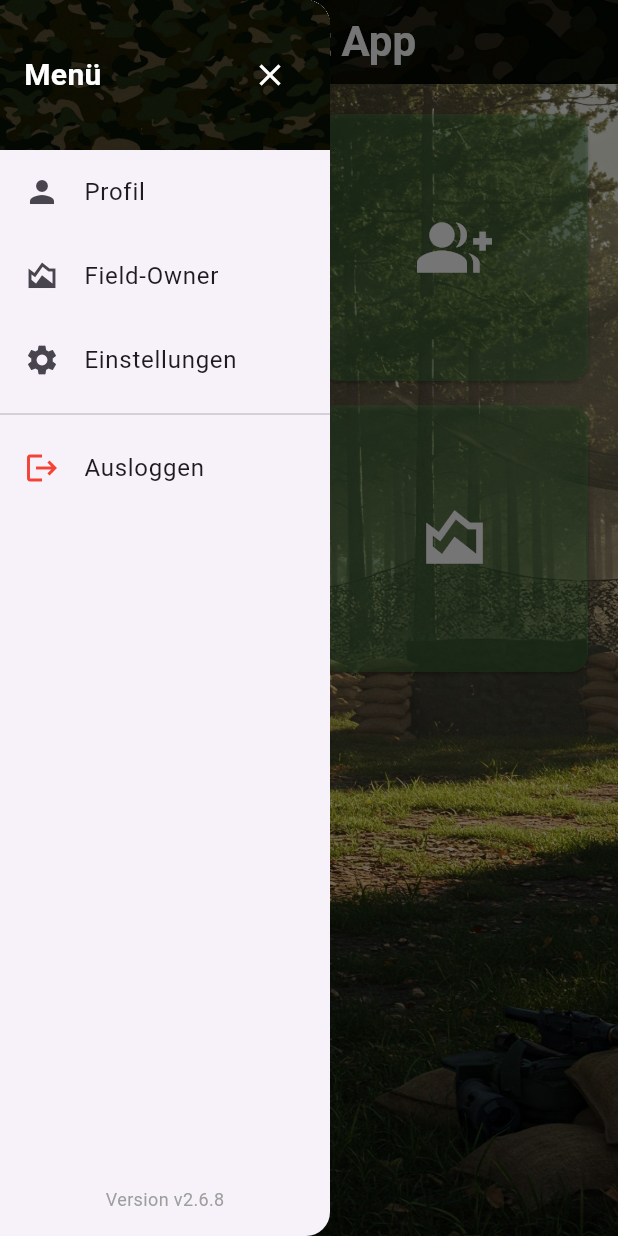
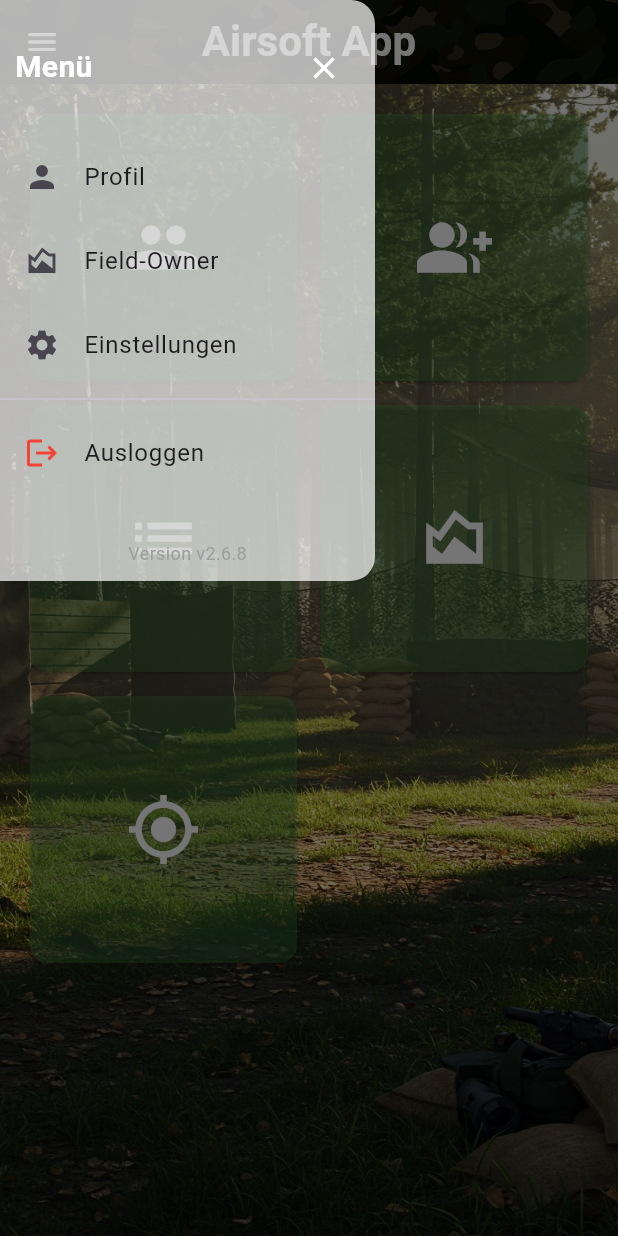
Before and after one commit to meilers2202/Flutter-Application, a Flutter app: the MainPage screen opened by its route, with the side drawer open, on a phone screen of 412 x 824 dp. Run offline on Flutter 3.47's test engine with Material 3 defaults, Android fonts, the phone set to English and light mode, and no system bars; our stand-ins replace firebase_analytics, firebase_core, firebase_crashlytics, firebase_messaging, firebase_remote_config, flutter_local_notifications and 7 more; missing offline and left inert: firebase_performance; accounts and stored records are empty; network calls fail.

Commit message:
before_max_fuckup

```diff
--- a/flutter_application_1/lib/pages/user_pages/main_page/main_page.dart
+++ b/flutter_application_1/lib/pages/user_pages/main_page/main_page.dart
@@ -235,16 +235,18 @@ class MainPageState extends State<MainPage> with RouteAware {
           ),
         ),
       ),
-      drawer: Drawer(
-        width: 220,
+      drawer: Align(
+        alignment: Alignment.topLeft,
+        child: SizedBox(
+          width: 250,
+          height: MediaQuery.of(context).size.height * 0.47,
+          child: Drawer(
+            backgroundColor: const Color.fromARGB(0, 255, 255, 255).withOpacity(0.7),
             child: Column(
               children: [
                 Container(
-              height: 100,
-              padding: const EdgeInsets.symmetric(horizontal: 16.0),
-              decoration: const BoxDecoration(
-                image: DecorationImage(image: AssetImage('assets/images/app_bgr2.jpg'), fit: BoxFit.cover),
-              ),
+                  height: 90,
+                  padding: const EdgeInsets.symmetric(horizontal: 10.0),
                   child: SafeArea(
                     child: Row(
                       mainAxisAlignment: MainAxisAlignment.spaceBetween,
@@ -291,10 +293,12 @@ class MainPageState extends State<MainPage> with RouteAware {
                 ),
                 const Spacer(),
                 Padding(
-              padding: const EdgeInsets.all(16.0),
+                  padding: const EdgeInsets.all(10.0),
                   child: Text('Version v$_version', style: const TextStyle(color: Colors.grey, fontSize: 12)),
                 ),
               ],
+            ),
+          ),
         ),
       ),
       body: Stack(
```
Also changed, not shown: flutter_application_1/lib/pages/user_pages/main_page/field_map_page.dart (+30 -4 lines). Lines whose indentation alone changed are shown as unchanged.
